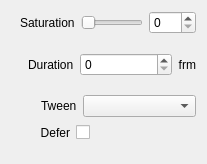
Before: the Qt Designer form src/Widgets/Inspector/InspectorSaturationWidget.ui in CasparCG/client, drawn with Qt 5.
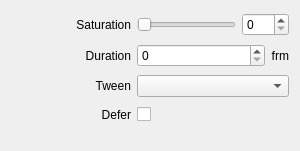
After: the same form once the commit is applied.

Commit message: Simplify layout of inspector widgets

Patch:
```diff
--- a/src/Widgets/Inspector/InspectorSaturationWidget.ui
+++ b/src/Widgets/Inspector/InspectorSaturationWidget.ui
@@ -6,8 +6,8 @@
    <rect>
     <x>0</x>
     <y>0</y>
-    <width>207</width>
-    <height>164</height>
+    <width>300</width>
+    <height>151</height>
    </rect>
   </property>
   <property name="sizePolicy">
@@ -16,32 +16,93 @@
     <verstretch>0</verstretch>
    </sizepolicy>
   </property>
-  <layout class="QVBoxLayout" name="verticalLayout">
-   <item>
+  <layout class="QGridLayout" name="gridLayout">
+   <property name="bottomMargin">
+    <number>20</number>
+   </property>
+   <item row="2" column="0">
+    <widget class="QLabel" name="labelEasing">
+     <property name="minimumSize">
+      <size>
+       <width>120</width>
+       <height>0</height>
+      </size>
+     </property>
+     <property name="text">
+      <string>Tween</string>
+     </property>
+     <property name="alignment">
+      <set>Qt::AlignRight|Qt::AlignTrailing|Qt::AlignVCenter</set>
+     </property>
+    </widget>
+   </item>
+   <item row="1" column="0">
+    <widget class="QLabel" name="labelTransitionDuration">
+     <property name="minimumSize">
+      <size>
+       <width>120</width>
+       <height>0</height>
+      </size>
+     </property>
+     <property name="text">
+      <string>Duration</string>
+     </property>
+     <property name="alignment">
+      <set>Qt::AlignRight|Qt::AlignTrailing|Qt::AlignVCenter</set>
+     </property>
+    </widget>
+   </item>
+   <item row="1" column="1">
+    <widget class="QSpinBox" name="spinBoxTransitionDuration">
+     <property name="sizePolicy">
+      <sizepolicy hsizetype="Expanding" vsizetype="Fixed">
+       <horstretch>0</horstretch>
+       <verstretch>0</verstretch>
+      </sizepolicy>
+     </property>
+     <property name="maximum">
+      <number>999</number>
+     </property>
+    </widget>
+   </item>
+   <item row="3" column="0">
+    <widget class="QLabel" name="labelDefer">
+     <property name="minimumSize">
+      <size>
+       <width>120</width>
+       <height>0</height>
+      </size>
+     </property>
+     <property name="text">
+      <string>Defer</string>
+     </property>
+     <property name="alignment">
+      <set>Qt::AlignRight|Qt::AlignTrailing|Qt::AlignVCenter</set>
+     </property>
+    </widget>
+   </item>
+   <item row="1" column="2">
+    <widget class="QLabel" name="labelFrm1">
+     <property name="text">
+      <string>frm</string>
+     </property>
+     <property name="alignment">
+      <set>Qt::AlignRight|Qt::AlignTrailing|Qt::AlignVCenter</set>
+     </property>
+    </widget>
+   </item>
+   <item row="2" column="1" colspan="2">
+    <widget class="QComboBox" name="comboBoxTween">
+     <property name="sizePolicy">
+      <sizepolicy hsizetype="Expanding" vsizetype="Fixed">
+       <horstretch>0</horstretch>
+       <verstretch>0</verstretch>
+      </sizepolicy>
+     </property>
+    </widget>
+   </item>
+   <item row="0" column="1" colspan="2">
     <layout class="QHBoxLayout" name="horizontalLayoutSaturation">
-     <item>
-      <spacer name="horizontalSpacerSaturation">
-       <property name="orientation">
-        <enum>Qt::Horizontal</enum>
-       </property>
-       <property name="sizeType">
-        <enum>QSizePolicy::Fixed</enum>
-       </property>
-       <property name="sizeHint" stdset="0">
-        <size>
-         <width>9</width>
-         <height>20</height>
-        </size>
-       </property>
-      </spacer>
-     </item>
-     <item>
-      <widget class="QLabel" name="labelSaturation">
-       <property name="text">
-        <string>Saturation</string>
-       </property>
-      </widget>
-     </item>
      <item>
       <widget class="QSlider" name="sliderSaturation">
        <property name="maximum">
@@ -64,121 +125,8 @@
      </item>
     </layout>
    </item>
-   <item>
-    <layout class="QHBoxLayout" name="horizontalLayoutTransitionDuration">
-     <item>
-      <spacer name="horizontalSpacerTransitionDuration">
-       <property name="orientation">
-        <enum>Qt::Horizontal</enum>
-       </property>
-       <property name="sizeType">
-        <enum>QSizePolicy::Fixed</enum>
-       </property>
-       <property name="sizeHint" stdset="0">
-        <size>
-         <width>17</width>
-         <height>20</height>
-        </size>
-       </property>
-      </spacer>
-     </item>
-     <item>
-      <widget class="QLabel" name="labelTransitionDuration">
-       <property name="text">
-        <string>Duration</string>
-       </property>
-      </widget>
-     </item>
-     <item>
-      <widget class="QSpinBox" name="spinBoxTransitionDuration">
-       <property name="sizePolicy">
-        <sizepolicy hsizetype="Expanding" vsizetype="Fixed">
-         <horstretch>0</horstretch>
-         <verstretch>0</verstretch>
-        </sizepolicy>
-       </property>
-       <property name="maximum">
-        <number>999</number>
-       </property>
-      </widget>
-     </item>
-     <item>
-      <widget class="QLabel" name="labelFrm1">
-       <property name="text">
-        <string>frm</string>
-       </property>
-       <property name="alignment">
-        <set>Qt::AlignRight|Qt::AlignTrailing|Qt::AlignVCenter</set>
-       </property>
-      </widget>
-     </item>
-    </layout>
-   </item>
-   <item>
-    <layout class="QHBoxLayout" name="horizontalLayoutTween">
-     <item>
-      <spacer name="horizontalSpacerTween">
-       <property name="orientation">
-        <enum>Qt::Horizontal</enum>
-       </property>
-       <property name="sizeType">
-        <enum>QSizePolicy::Fixed</enum>
-       </property>
-       <property name="sizeHint" stdset="0">
-        <size>
-         <width>30</width>
-         <height>20</height>
-        </size>
-       </property>
-      </spacer>
-     </item>
-     <item>
-      <widget class="QLabel" name="labelEasing">
-       <property name="text">
-        <string>Tween</string>
-       </property>
-      </widget>
-     </item>
-     <item>
-      <widget class="QComboBox" name="comboBoxTween">
-       <property name="sizePolicy">
-        <sizepolicy hsizetype="Expanding" vsizetype="Fixed">
-         <horstretch>0</horstretch>
-         <verstretch>0</verstretch>
-        </sizepolicy>
-       </property>
-      </widget>
-     </item>
-    </layout>
-   </item>
-   <item>
+   <item row="3" column="1" colspan="2">
     <layout class="QHBoxLayout" name="horizontalLayoutDefer">
-     <item>
-      <spacer name="horizontalSpacerDefer1">
-       <property name="orientation">
-        <enum>Qt::Horizontal</enum>
-       </property>
-       <property name="sizeType">
-        <enum>QSizePolicy::Fixed</enum>
-       </property>
-       <property name="sizeHint" stdset="0">
-        <size>
-         <width>29</width>
-         <height>20</height>
-        </size>
-       </property>
-      </spacer>
-     </item>
-     <item>
-      <widget class="QLabel" name="labelDefer">
-       <property name="text">
-        <string>Defer</string>
-       </property>
-       <property name="alignment">
-        <set>Qt::AlignRight|Qt::AlignTrailing|Qt::AlignVCenter</set>
-       </property>
-      </widget>
-     </item>
      <item>
       <widget class="QCheckBox" name="checkBoxDefer">
        <property name="layoutDirection">
@@ -204,21 +152,21 @@
      </item>
     </layout>
    </item>
-   <item>
-    <spacer name="verticalSpacerSaturation">
-     <property name="orientation">
-      <enum>Qt::Vertical</enum>
-     </property>
-     <property name="sizeType">
-      <enum>QSizePolicy::Fixed</enum>
-     </property>
-     <property name="sizeHint" stdset="0">
+   <item row="0" column="0">
+    <widget class="QLabel" name="labelSaturation">
+     <property name="minimumSize">
       <size>
-       <width>20</width>
-       <height>10</height>
+       <width>120</width>
+       <height>0</height>
       </size>
      </property>
-    </spacer>
+     <property name="text">
+      <string>Saturation</string>
+     </property>
+     <property name="alignment">
+      <set>Qt::AlignRight|Qt::AlignTrailing|Qt::AlignVCenter</set>
+     </property>
+    </widget>
    </item>
   </layout>
  </widget>
```
Left out of the diff: 7 changed lines with no effect on the pictures. The commit also changes 58 other files.
